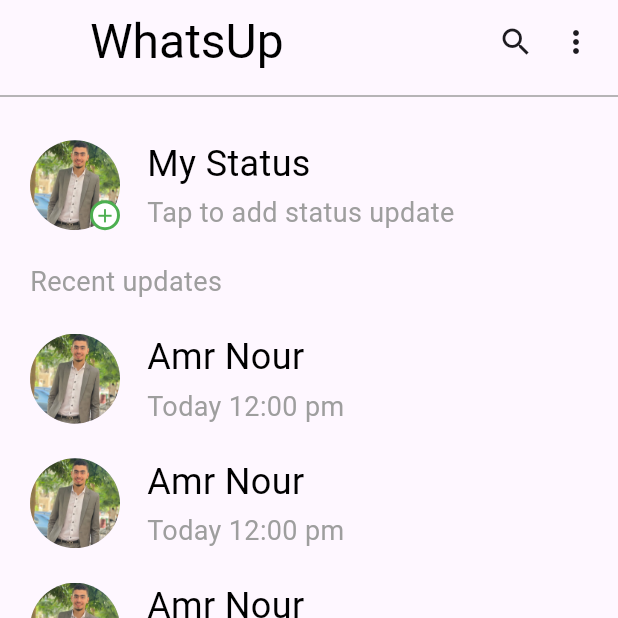
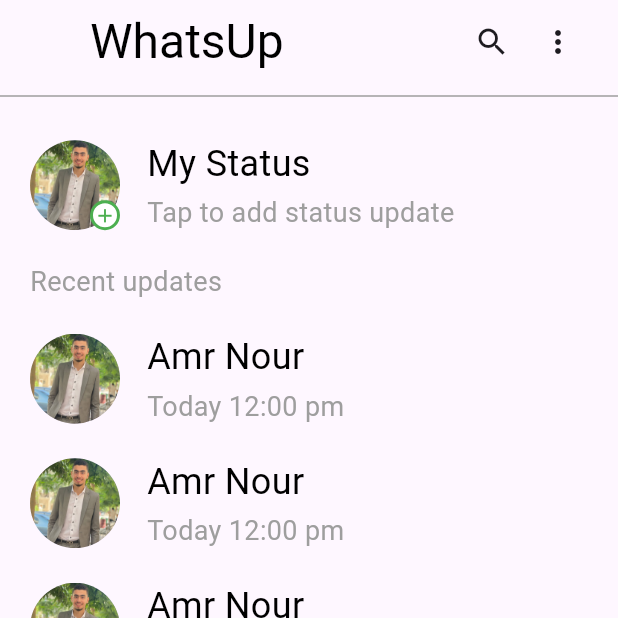
Before and after one commit to amrnooour/chat_app1, a Flutter app: the Home screen opened directly, item 2 of the bottom bar chosen, on a phone screen of 412 x 824 dp, the top half of it. Run offline on Flutter 3.47's test engine with Material 3 defaults, Android fonts, the phone set to English and light mode, and no system bars; our stand-ins replace flutter_bloc.

Commit message:
finish profile screen

```diff
--- a/lib/core/shared_widgets/custom_app_bar.dart
+++ b/lib/core/shared_widgets/custom_app_bar.dart
@@ -1,10 +1,12 @@
 import 'package:chat_app1/core/theme/app_styles.dart';
+import 'package:chat_app1/features/home/presentation/views/widgets/custom_button_more.dart';
 import 'package:flutter/material.dart';
 
 class CustomAppBar extends StatelessWidget {
   final Widget? icon;
   final String title;
-  const CustomAppBar({super.key, required this.title,this.icon});
+  final void Function()? onPressed;
+  const CustomAppBar({super.key, required this.title,this.icon, this.onPressed});
 
   @override
   Widget build(BuildContext context) {
@@ -18,10 +20,11 @@ class CustomAppBar extends StatelessWidget {
           ),
         ),
         const Spacer(),
-        const Icon(Icons.search),
-        const SizedBox(width: 16,),
-        const Icon(Icons.more_vert_outlined),
+        const Icon(Icons.search,),
+        const SizedBox(width: 8,),
+        const CustomButtonMore(),
       ],
     );
+
   }
 }
--- a/lib/core/shared_widgets/custom_button.dart
+++ b/lib/core/shared_widgets/custom_button.dart
@@ -16,7 +16,11 @@ class CustomButton extends StatelessWidget {
         decoration: BoxDecoration(
             borderRadius: BorderRadius.circular(22),
             color: AppColors.secondryColor),
-        child: Center(child: Text(title,style: AppStyles.size32Weight700black.copyWith(fontSize: 24),)),
+        child: Center(
+            child: Text(
+              title,
+              style: AppStyles.size32Weight700black.copyWith(fontSize: 24),
+            )),
       ),
     );
   }
--- a/lib/features/home/presentation/views/widgets/custom_profile_image.dart
+++ b/lib/features/home/presentation/views/widgets/custom_profile_image.dart
@@ -4,9 +4,12 @@ import 'package:flutter/material.dart';
 class CustomProfileImage extends StatelessWidget {
   final double? radius;
   final Color? color;
-  final IconData? icon;
+  final Widget? icon;
   final Widget? widget;
-  const CustomProfileImage({super.key, this.radius, this.color, this.icon, this.widget});
+  final double? height;
+  final double? width;
+  const CustomProfileImage(
+      {super.key, this.radius, this.color, this.icon, this.widget, this.height, this.width});
 
   @override
   Widget build(BuildContext context) {
@@ -19,19 +22,21 @@ class CustomProfileImage extends StatelessWidget {
             child: Image.asset(AppAssets.amr),
           ),
         ),
-        widget??Positioned(
+        widget ??
+            Positioned(
               bottom: 0,
               right: 0,
               child: Container(
-            height: 20,
-            width: 20,
+                height: height?? 20,
+                width: width?? 20,
                 decoration: BoxDecoration(
-                borderRadius: BorderRadius.circular(20),
+                    borderRadius: BorderRadius.circular(30),
                     border: Border.all(color: Colors.green, width: 2),
                     color: color ?? Colors.white),
                 child: Center(
-              child: Icon(
-                icon ?? Icons.add,
+                  child: icon ??
+                      const Icon(
+                        Icons.add,
                         color: Colors.green,
                         size: 15,
                       ),
--- a/lib/features/home/presentation/views/widgets/custom_row_status.dart
+++ b/lib/features/home/presentation/views/widgets/custom_row_status.dart
@@ -5,7 +5,7 @@ import 'package:flutter/material.dart';
 class CustomRowStatus extends StatelessWidget {
   final String title1;
   final String title2;
-  final IconData? icon;
+  final Widget? icon;
   final Widget? widget;
   final double? vertical;
   const CustomRowStatus(
```
Also changed, not shown: lib/features/home/presentation/views/home.dart (+5 -2 lines), lib/features/home/presentation/views/profile.dart (added, +17 -0 lines), lib/features/home/presentation/views/widgets/custom_button_more.dart (added, +37 -0 lines), lib/features/home/presentation/views/widgets/custom_button_profile.dart (added, +43 -0 lines), lib/features/home/presentation/views/widgets/custom_text_field_profile.dart (added, +27 -0 lines), lib/features/home/presentation/views/widgets/custom_update_profile.dart (added, +30 -0 lines), lib/features/home/presentation/views/widgets/profile_body.dart (added, +26 -0 lines). Lines whose indentation alone changed are shown as unchanged.
